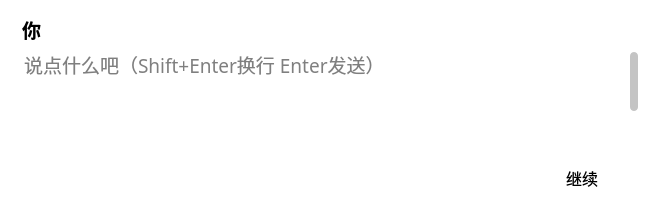
Above: ui/chatdialog/chatdialog.ui from qiuye-zhou/AkiDesk before the change. Below: the same form after it.
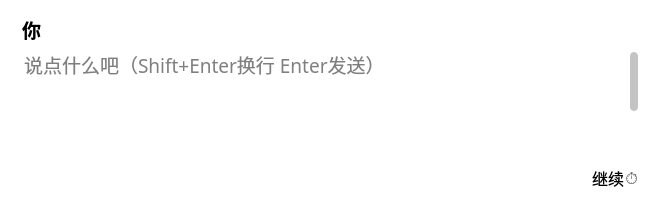
That is the form after the change.

Commit message: styles：chatdialog对话框样式调整

Patch:
```diff
--- a/ui/chatdialog/chatdialog.ui
+++ b/ui/chatdialog/chatdialog.ui
@@ -207,6 +207,8 @@
     background-color: transparent;
     border: none;
     border-radius: 5px;
+    font-size: 16px;
+    color: #555555;
 }
 
 QPushButton:hover {
@@ -218,7 +220,7 @@
 }</string>
      </property>
      <property name="text">
-      <string notr="true"/>
+      <string notr="true">⏱</string>
      </property>
     </widget>
    </item>
```
Left out of the diff: 6 changed lines with no effect on the pictures.
